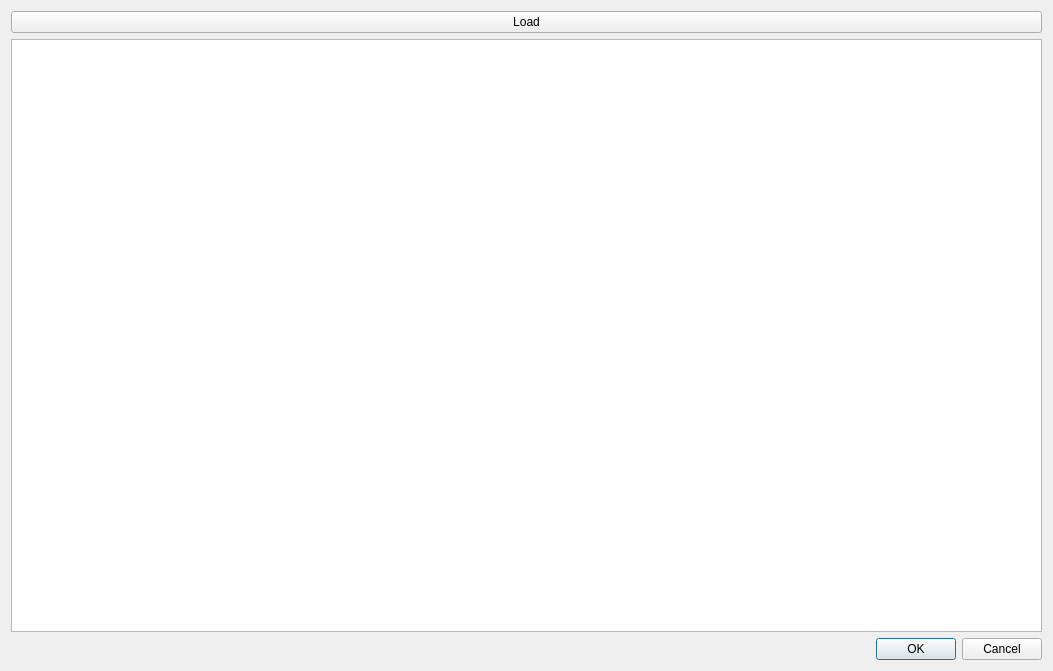
The window that src/ui/load_from_file_widget.ui (Digon84/handcraft_cost_analyzer) describes before a commit, drawn with Qt 5.
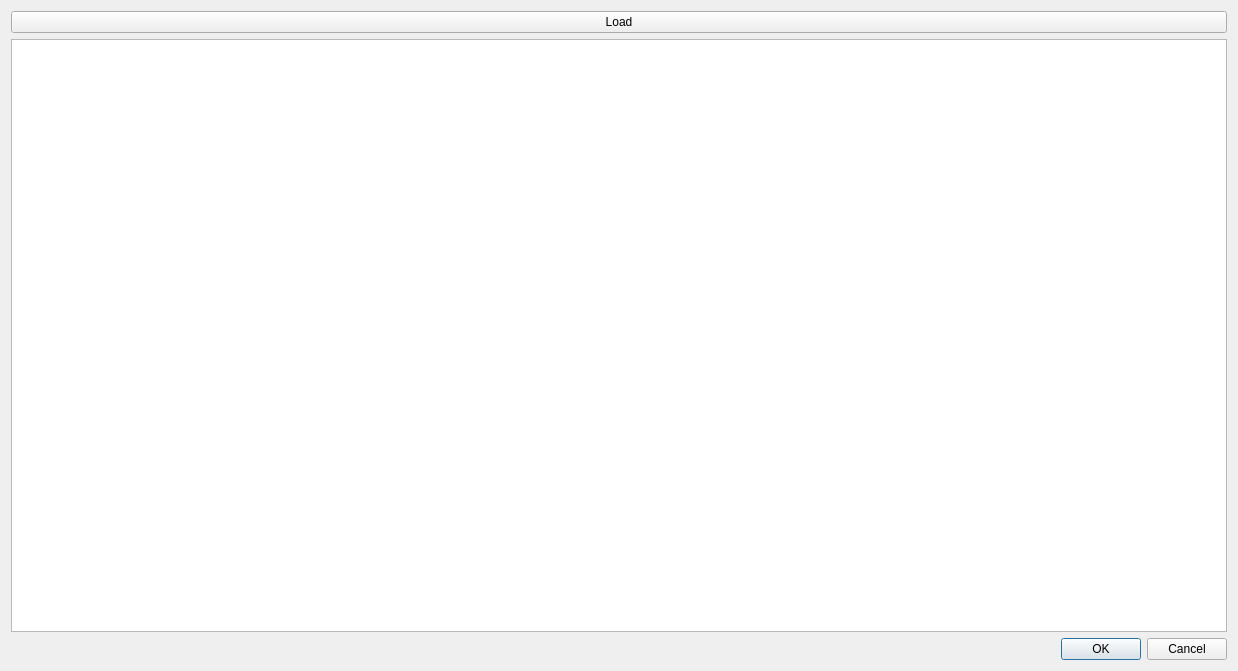
The same window after the commit.

```diff
--- a/src/ui/load_from_file_widget.ui
+++ b/src/ui/load_from_file_widget.ui
@@ -6,7 +6,7 @@
    <rect>
     <x>0</x>
     <y>0</y>
-    <width>1053</width>
+    <width>1238</width>
     <height>671</height>
    </rect>
   </property>
```
Left out of the diff: 9 changed lines with no effect on the pictures.
